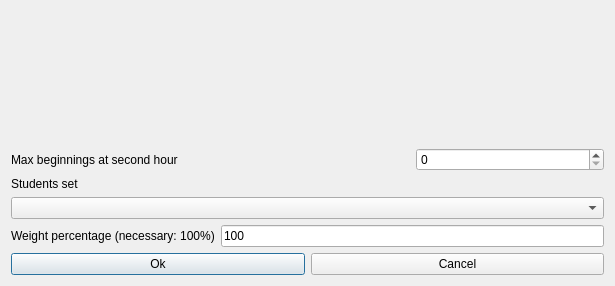
First picture: the form in fet/src/interface/modifyconstraintstudentssetafternoonsearlymaxbeginningsatsecondhourform_template.ui, repository vonmecheln/fet, before the edit.
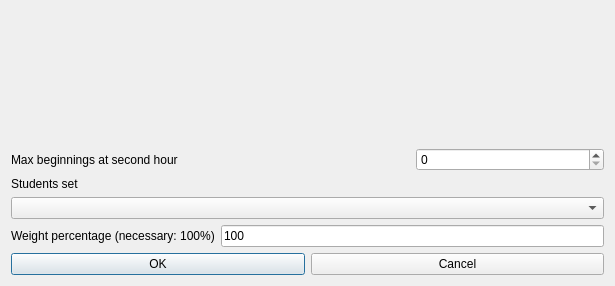
Second picture: the form after the edit.

Patch:
```diff
--- a/fet/src/interface/modifyconstraintstudentssetafternoonsearlymaxbeginningsatsecondhourform_template.ui
+++ b/fet/src/interface/modifyconstraintstudentssetafternoonsearlymaxbeginningsatsecondhourform_template.ui
@@ -42,7 +42,7 @@
      <item>
       <widget class="QPushButton" name="okPushButton">
        <property name="text">
-        <string>Ok</string>
+        <string>OK</string>
        </property>
       </widget>
      </item>
```
